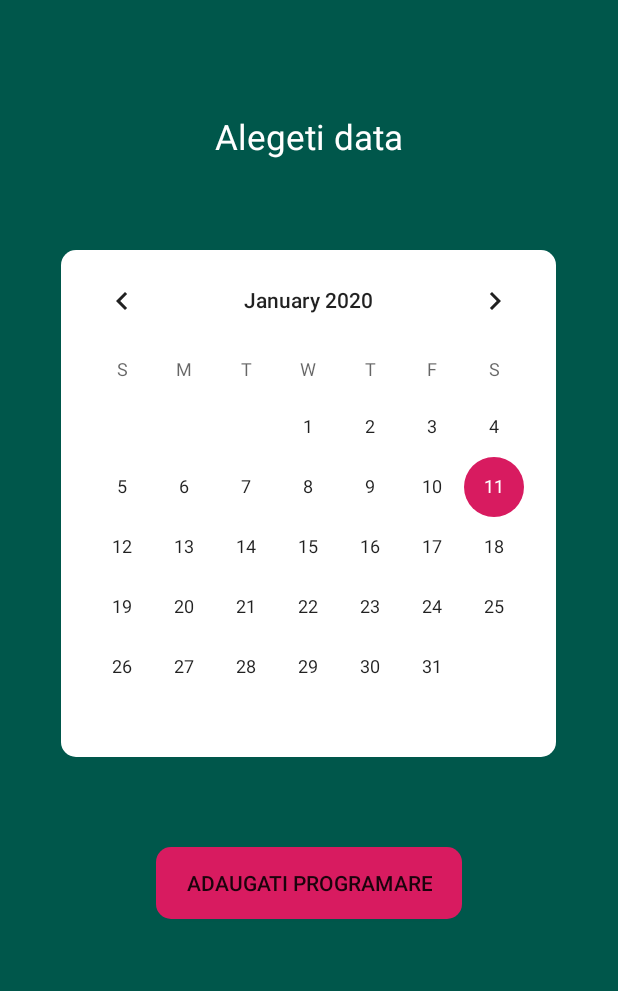
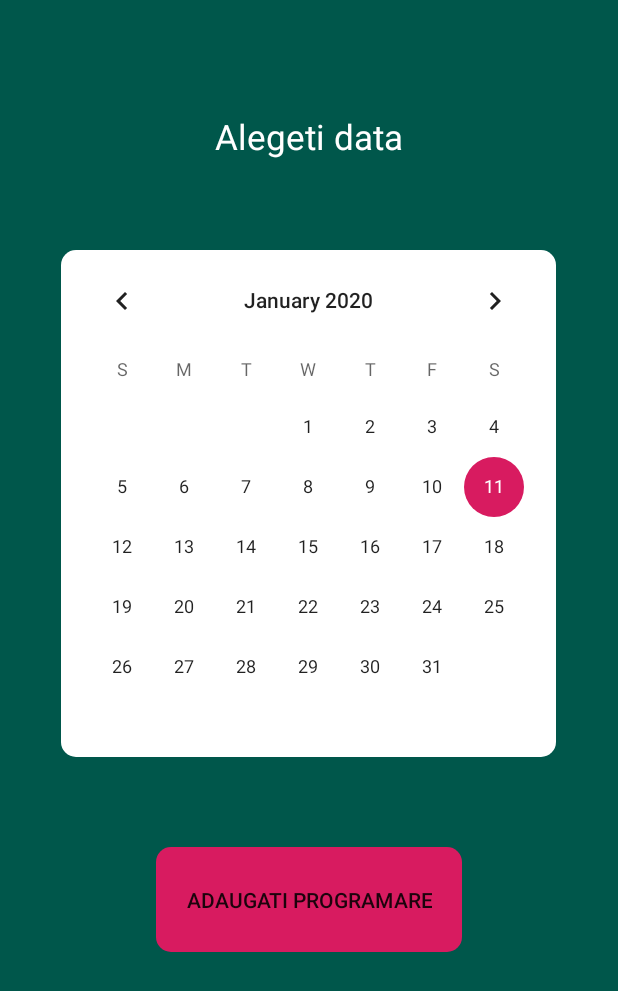
Before and after one commit to paulandrei28/Proiect-PA, an Android app: the screen it shows after launch (MainActivity), on a phone screen of 412 x 824 dp. Shown: the top 991 px of the screen. Run offline under Robolectric (Android 15) with nearby library versions, the phone set to English and light mode, and no system bars.

Commit message:
am facut un text pe care nu stiu de ce nu l am putut centra incearca, daca nu intru eu, sa centrezi si sa vezi de data pe buton ca eu nu am reusit

```diff
--- a/CalendarAppJavaP/app/src/main/java/com/example/calendarappjavap/Button_Activity.java
+++ b/CalendarAppJavaP/app/src/main/java/com/example/calendarappjavap/Button_Activity.java
@@ -1,9 +1,12 @@
 package com.example.calendarappjavap;
 
+import androidx.annotation.NonNull;
 import androidx.appcompat.app.AppCompatActivity;
 
 import android.os.Bundle;
 import android.widget.Button;
+import android.widget.CalendarView;
+import android.widget.TextView;
 
 public class Button_Activity extends AppCompatActivity {
 
@@ -11,5 +14,7 @@ public class Button_Activity extends AppCompatActivity {
     protected void onCreate(Bundle savedInstanceState) {
         super.onCreate(savedInstanceState);
         setContentView(R.layout.activity_button_);
+
+
     }
 }
--- a/CalendarAppJavaP/app/src/main/java/com/example/calendarappjavap/MainActivity.java
+++ b/CalendarAppJavaP/app/src/main/java/com/example/calendarappjavap/MainActivity.java
@@ -4,6 +4,7 @@ import androidx.annotation.NonNull;
 import androidx.appcompat.app.AppCompatActivity;
 
 import android.content.Intent;
+import android.content.pm.ActivityInfo;
 import android.os.Bundle;
 import android.view.View;
 import android.widget.Button;
@@ -19,6 +20,7 @@ public class MainActivity extends AppCompatActivity {
 
     @Override
     protected void onCreate(Bundle savedInstanceState) {
+        setRequestedOrientation (ActivityInfo.SCREEN_ORIENTATION_PORTRAIT);
         super.onCreate(savedInstanceState);
         setContentView(R.layout.activity_main);
 
--- a/CalendarAppJavaP/app/src/main/res/layout/activity_main.xml
+++ b/CalendarAppJavaP/app/src/main/res/layout/activity_main.xml
@@ -15,10 +15,10 @@
         android:layout_width="wrap_content"
         android:layout_height="wrap_content"
         android:layout_gravity="center"
+        android:layout_marginTop="75dp"
         android:text="Alegeti data"
         android:textColor="#FFF"
-        android:textSize="23sp"
-        android:layout_marginTop="75dp"/>
+        android:textSize="23sp" />
 
     <LinearLayout
         android:layout_marginTop="60dp"
@@ -39,15 +39,15 @@
 
     <Button
         android:id="@+id/button"
+        android:layout_width="wrap_content"
+        android:layout_height="70dp"
+        android:layout_below="@+id/TextView"
+        android:layout_gravity="center"
+        android:layout_marginTop="60dp"
         android:background="@drawable/bg_buton"
-        android:layout_marginTop="60dp"
-        android:text="adaugati programare"
-        android:layout_gravity="center"
         android:paddingLeft="20dp"
         android:paddingRight="20dp"
-        android:layout_width="wrap_content"
-        android:layout_height="wrap_content"
-        android:layout_below="@+id/TextView" />
+        android:text="adaugati programare" />
 
 
 </LinearLayout>
```
Also changed, not shown: CalendarAppJavaP/app/src/main/res/layout/activity_button_.xml (+10 -0 lines).
